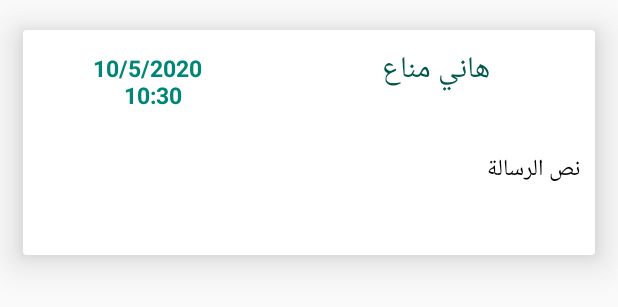
After one commit to hanimanaa/werd, an Android app: the layout messages_item_layout.xml on its own in the app's theme, with its tools: preview values and no code run, on a phone screen of 412 x 824 dp. The commit adds this screen. Shown: the top 307 px of the screen. Run offline under Robolectric (Android 15) with nearby library versions, the phone set to English and light mode, and no system bars.

Commit message:
add Messages activity fix register activity

```diff
--- /dev/null
+++ b/app/src/main/res/layout/messages_item_layout.xml
@@ -0,0 +1,64 @@
+<?xml version="1.0" encoding="utf-8"?>
+<androidx.cardview.widget.CardView xmlns:android="http://schemas.android.com/apk/res/android"
+    android:layout_width="match_parent"
+    android:layout_height="wrap_content"
+    xmlns:app="http://schemas.android.com/apk/res-auto"
+    android:layout_marginTop="20dp"
+    android:layout_marginStart="15dp"
+    android:layout_marginEnd="15dp"
+    app:cardElevation="15dp">
+
+        <LinearLayout
+            android:layout_width="match_parent"
+            android:layout_height="150dp"
+            android:orientation="vertical">
+
+            <LinearLayout
+                android:layout_width="match_parent"
+                android:layout_height="60dp"
+                android:layout_marginTop="10dp"
+                android:orientation="horizontal">
+
+                <TextView
+                    android:id="@+id/tv_time"
+                    android:layout_width="wrap_content"
+                    android:layout_height="40dp"
+                    android:layout_weight="4"
+                    android:text="10/5/2020 \n 10:30"
+                    android:gravity="center_horizontal"
+                    android:textSize="15sp"
+                    android:textStyle="bold"
+                    android:textColor="@color/colorPrimary"
+                    />
+                <TextView
+                    android:id="@+id/tv_sender_name"
+                    android:layout_width="wrap_content"
+                    android:layout_height="40dp"
+                    android:layout_weight="6"
+                    android:text="هاني مناع"
+                    android:gravity="center_horizontal"
+                    android:textSize="20sp"
+                    android:textColor="@color/colorPrimaryDark"
+                    />
+
+            </LinearLayout>
+            <LinearLayout
+                android:layout_width="match_parent"
+                android:layout_height="80dp"
+                android:orientation="horizontal">
+
+                <TextView
+                    android:id="@+id/tv_message"
+                    android:layout_width="match_parent"
+                    android:layout_height="70dp"
+                    android:layout_margin="10dp"
+                    android:text="نص الرسالة"
+                    android:textColor="#000000"
+                    android:textSize="15sp" />
+
+            </LinearLayout>
+
+        </LinearLayout>
+
+
+</androidx.cardview.widget.CardView>
```
Also changed, not shown: app/src/main/AndroidManifest.xml (+5 -5 lines), app/src/main/java/com/dimatechs/werd/MessagesActivity.java (added, +95 -0 lines), app/src/main/java/com/dimatechs/werd/Model/Messages.java (added, +57 -0 lines), app/src/main/java/com/dimatechs/werd/NotifcationActivity.java (+30 -2 lines), app/src/main/java/com/dimatechs/werd/RegisterActivity.java (+40 -11 lines), app/src/main/java/com/dimatechs/werd/UsersGroupActivity.java (+11 -8 lines), app/src/main/java/com/dimatechs/werd/ViewHolder/MessageViewHolder.java (added, +37 -0 lines), app/src/main/res/layout/activity_messages.xml (added, +45 -0 lines), app/src/main/res/menu/main_menu.xml (+8 -1 lines).
